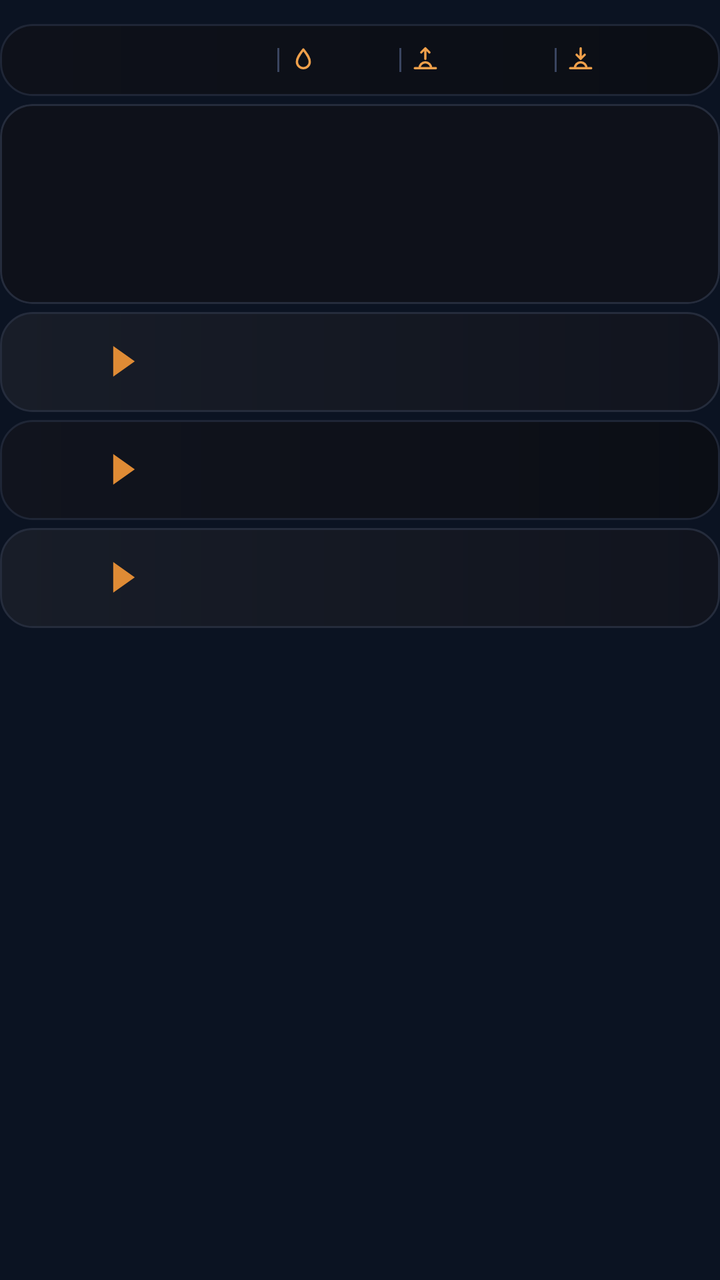
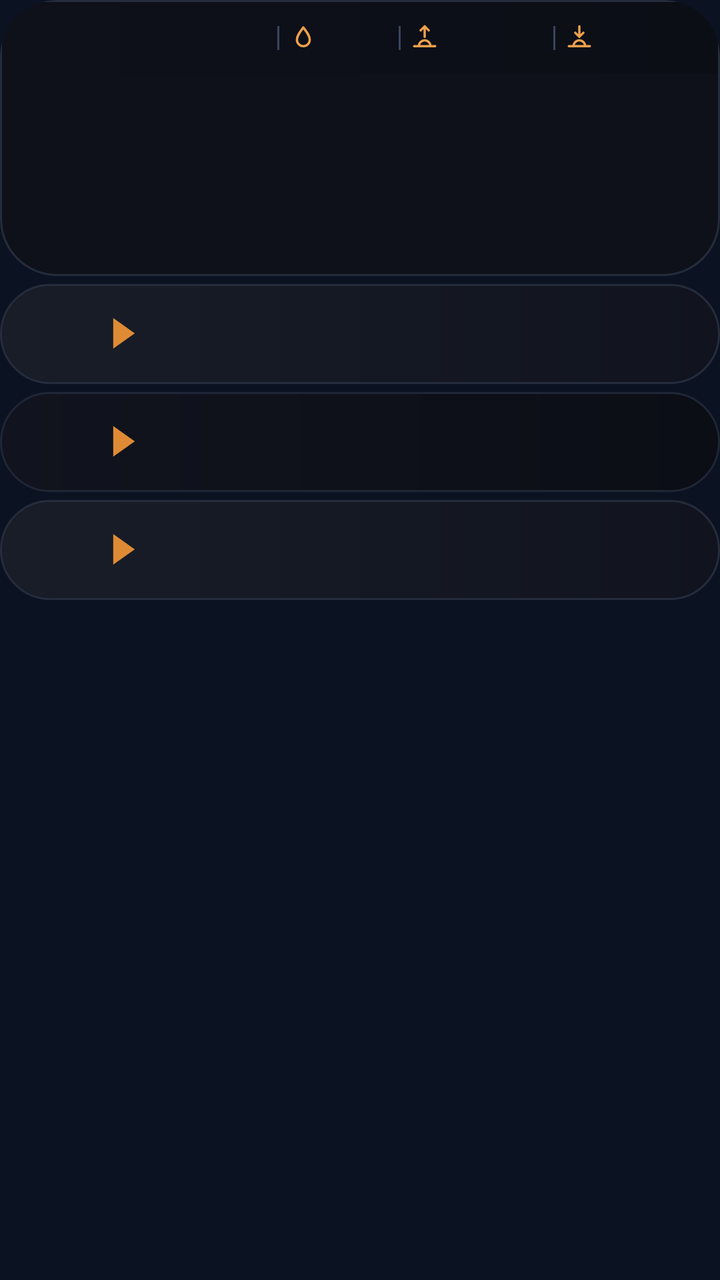

Before-and-after screenshots of an Android layout around one commit, followed by the original layout XML and the change that was made.
<!-- AndroidManifest.xml: application theme AppTheme -->
<!-- res/layout/widget_k3.xml -->
<?xml version="1.0" encoding="utf-8"?>
<FrameLayout xmlns:android="http://schemas.android.com/apk/res/android"
    android:id="@+id/root"
    android:layout_width="match_parent"
    android:layout_height="match_parent"
    android:paddingTop="12dp"
    android:paddingBottom="12dp">

    <LinearLayout
        android:layout_width="match_parent"
        android:layout_height="wrap_content"
        android:orientation="vertical">
        <LinearLayout
            android:layout_width="match_parent"
            android:layout_height="36dp"
            android:orientation="horizontal"
            android:gravity="center"
            android:background="@drawable/cur_header"
            android:paddingStart="10dp"
            android:paddingEnd="10dp">
            <ImageView
                android:id="@+id/hdr_feels"
                android:layout_width="0dp"
                android:layout_height="18dp"
                android:layout_weight="15"
                android:scaleType="fitCenter" />
            <ImageView
                android:id="@+id/sep0"
                android:layout_width="1dp"
                android:layout_height="12dp"
                android:src="@drawable/cur_sep"
                android:layout_marginStart="5dp"
                android:layout_marginEnd="5dp"
                android:scaleType="fitXY" />
            <ImageView
                android:id="@+id/ic0"
                android:layout_width="14dp"
                android:layout_height="14dp"
                android:src="@drawable/ic_drop"
                android:scaleType="fitCenter" />
            <ImageView
                android:id="@+id/hdr_hum"
                android:layout_width="0dp"
                android:layout_height="18dp"
                android:layout_weight="4"
                android:layout_marginStart="3dp"
                android:scaleType="fitStart" />
            <ImageView
                android:id="@+id/sep1"
                android:layout_width="1dp"
                android:layout_height="12dp"
                android:src="@drawable/cur_sep"
                android:layout_marginStart="5dp"
                android:layout_marginEnd="5dp"
                android:scaleType="fitXY" />
            <ImageView
                android:id="@+id/ic1"
                android:layout_width="14dp"
                android:layout_height="14dp"
                android:src="@drawable/ic_sunrise"
                android:scaleType="fitCenter" />
            <ImageView
                android:id="@+id/hdr_rise"
                android:layout_width="0dp"
                android:layout_height="18dp"
                android:layout_weight="6"
                android:layout_marginStart="3dp"
                android:scaleType="fitStart" />
            <ImageView
                android:id="@+id/sep2"
                android:layout_width="1dp"
                android:layout_height="12dp"
                android:src="@drawable/cur_sep"
                android:layout_marginStart="5dp"
                android:layout_marginEnd="5dp"
                android:scaleType="fitXY" />
            <ImageView
                android:id="@+id/ic2"
                android:layout_width="14dp"
                android:layout_height="14dp"
                android:src="@drawable/ic_sunset"
                android:scaleType="fitCenter" />
            <ImageView
                android:id="@+id/hdr_set"
                android:layout_width="0dp"
                android:layout_height="18dp"
                android:layout_weight="6"
                android:layout_marginStart="3dp"
                android:scaleType="fitStart" />
        </LinearLayout>
        <LinearLayout
            android:layout_width="match_parent"
            android:layout_height="100dp"
            android:orientation="horizontal"
            android:layout_marginTop="4dp"
            android:background="@drawable/cur_clocks"
            android:clipToOutline="true"
            android:padding="1dp">
            <FrameLayout
                android:layout_width="0dp"
                android:layout_height="match_parent"
                android:layout_weight="1">
                <ImageView
                    android:id="@+id/clk_bg_0"
                    android:layout_width="match_parent"
                    android:layout_height="match_parent"
                    android:scaleType="fitXY" />
                <LinearLayout
                    android:layout_width="match_parent"
                    android:layout_height="match_parent"
                    android:orientation="vertical"
                    android:gravity="center"
                    android:paddingStart="2dp"
                    android:paddingEnd="2dp">
                    <ImageView
                        android:id="@+id/clk_day_0"
                        android:layout_width="match_parent"
                        android:layout_height="16dp"
                        android:scaleType="fitCenter" />
                    <ImageView
                        android:id="@+id/clk_time_0"
                        android:layout_width="match_parent"
                        android:layout_height="30dp"
                        android:scaleType="fitCenter" />
                    <ImageView
                        android:id="@+id/clk_city_0"
                        android:layout_width="match_parent"
                        android:layout_height="17dp"
                        android:scaleType="fitCenter" />
                </LinearLayout>
            </FrameLayout>
            <FrameLayout
                android:layout_width="0dp"
                android:layout_height="match_parent"
                android:layout_weight="1">
                <ImageView
                    android:id="@+id/clk_bg_1"
                    android:layout_width="match_parent"
                    android:layout_height="match_parent"
                    android:scaleType="fitXY" />
                <LinearLayout
                    android:layout_width="match_parent"
                    android:layout_height="match_parent"
                    android:orientation="vertical"
                    android:gravity="center"
                    android:paddingStart="2dp"
                    android:paddingEnd="2dp">
                    <ImageView
                        android:id="@+id/clk_day_1"
                        android:layout_width="match_parent"
                        android:layout_height="16dp"
                        android:scaleType="fitCenter" />
                    <ImageView
                        android:id="@+id/clk_time_1"
                        android:layout_width="match_parent"
                        android:layout_height="30dp"
                        android:scaleType="fitCenter" />
                    <ImageView
                        android:id="@+id/clk_city_1"
                        android:layout_width="match_parent"
                        android:layout_height="17dp"
                        android:scaleType="fitCenter" />
                </LinearLayout>
            </FrameLayout>
            <FrameLayout
                android:layout_width="0dp"
                android:layout_height="match_parent"
                android:layout_weight="1">
                <ImageView
                    android:id="@+id/clk_bg_2"
                    android:layout_width="match_parent"
                    android:layout_height="match_parent"
                    android:scaleType="fitXY" />
                <LinearLayout
                    android:layout_width="match_parent"
                    android:layout_height="match_parent"
                    android:orientation="vertical"
                    android:gravity="center"
                    android:paddingStart="2dp"
                    android:paddingEnd="2dp">
                    <ImageView
                        android:id="@+id/clk_day_2"
                        android:layout_width="match_parent"
                        android:layout_height="16dp"
                        android:scaleType="fitCenter" />
                    <ImageView
                        android:id="@+id/clk_time_2"
                        android:layout_width="match_parent"
                        android:layout_height="30dp"
                        android:scaleType="fitCenter" />
                    <ImageView
                        android:id="@+id/clk_city_2"
                        android:layout_width="match_parent"
                        android:layout_height="17dp"
                        android:scaleType="fitCenter" />
                </LinearLayout>
            </FrameLayout>
            <FrameLayout
                android:layout_width="0dp"
                android:layout_height="match_parent"
                android:layout_weight="1">
                <ImageView
                    android:id="@+id/clk_bg_3"
                    android:layout_width="match_parent"
                    android:layout_height="match_parent"
                    android:scaleType="fitXY" />
                <LinearLayout
                    android:layout_width="match_parent"
                    android:layout_height="match_parent"
                    android:orientation="vertical"
                    android:gravity="center"
                    android:paddingStart="2dp"
                    android:paddingEnd="2dp">
                    <ImageView
                        android:id="@+id/clk_day_3"
                        android:layout_width="match_parent"
                        android:layout_height="16dp"
                        android:scaleType="fitCenter" />
                    <ImageView
                        android:id="@+id/clk_time_3"
                        android:layout_width="match_parent"
                        android:layout_height="30dp"
                        android:scaleType="fitCenter" />
                    <ImageView
                        android:id="@+id/clk_city_3"
                        android:layout_width="match_parent"
                        android:layout_height="17dp"
                        android:scaleType="fitCenter" />
                </LinearLayout>
            </FrameLayout>
        </LinearLayout>
        <LinearLayout
            android:layout_width="match_parent"
            android:layout_height="50dp"
            android:orientation="horizontal"
            android:gravity="center_vertical"
            android:layout_marginTop="4dp"
            android:background="@drawable/cur_row_light"
            android:paddingStart="10dp"
            android:paddingEnd="10dp">
            <LinearLayout
                android:layout_width="wrap_content"
                android:layout_height="wrap_content"
                android:orientation="horizontal"
                android:gravity="center_vertical">
                <ImageView
                    android:id="@+id/fl_a_0"
                    android:layout_width="32dp"
                    android:layout_height="27dp"
                    android:scaleType="fitCenter" />
                <ImageView
                    android:id="@+id/code_a_0"
                    android:layout_width="wrap_content"
                    android:layout_height="22dp"
                    android:adjustViewBounds="true"
                    android:layout_marginStart="6dp"
                    android:scaleType="fitStart" />
                <ImageView
                    android:id="@+id/arrow_0"
                    android:layout_width="12dp"
                    android:layout_height="16dp"
                    android:src="@drawable/cur_arrow"
                    android:layout_marginStart="8dp"
                    android:layout_marginEnd="10dp"
                    android:scaleType="fitCenter" />
                <ImageView
                    android:id="@+id/fl_b_0"
                    android:layout_width="32dp"
                    android:layout_height="27dp"
                    android:scaleType="fitCenter" />
                <ImageView
                    android:id="@+id/code_b_0"
                    android:layout_width="wrap_content"
                    android:layout_height="22dp"
                    android:adjustViewBounds="true"
                    android:layout_marginStart="6dp"
                    android:scaleType="fitStart" />
            </LinearLayout>
            <FrameLayout
                android:layout_width="0dp"
                android:layout_height="1dp"
                android:layout_weight="1" />
            <LinearLayout
                android:layout_width="108dp"
                android:layout_height="wrap_content"
                android:orientation="vertical"
                android:layout_marginStart="6dp">
                <LinearLayout
                    android:layout_width="match_parent"
                    android:layout_height="wrap_content"
                    android:orientation="horizontal"
                    android:gravity="center_vertical">
                    <ImageView
                        android:id="@+id/mkt_lbl_0"
                        android:layout_width="40dp"
                        android:layout_height="14dp"
                        android:scaleType="fitStart" />
                    <ImageView
                        android:id="@+id/mkt_val_0"
                        android:layout_width="0dp"
                        android:layout_height="20dp"
                        android:layout_weight="1"
                        android:scaleType="fitEnd" />
                </LinearLayout>
                <LinearLayout
                    android:layout_width="match_parent"
                    android:layout_height="wrap_content"
                    android:orientation="horizontal"
                    android:gravity="center_vertical"
                    android:layout_marginTop="2dp">
                    <ImageView
                        android:id="@+id/visa_logo_0"
                        android:layout_width="40dp"
                        android:layout_height="20dp"
                        android:scaleType="fitStart" />
                    <ImageView
                        android:id="@+id/visa_val_0"
                        android:layout_width="0dp"
                        android:layout_height="17dp"
                        android:layout_weight="1"
                        android:scaleType="fitEnd" />
                </LinearLayout>
            </LinearLayout>
        </LinearLayout>
        <LinearLayout
            android:layout_width="match_parent"
            android:layout_height="50dp"
            android:orientation="horizontal"
            android:gravity="center_vertical"
            android:layout_marginTop="4dp"
            android:background="@drawable/cur_row_dark"
            android:paddingStart="10dp"
            android:paddingEnd="10dp">
            <LinearLayout
                android:layout_width="wrap_content"
                android:layout_height="wrap_content"
                android:orientation="horizontal"
                android:gravity="center_vertical">
                <ImageView
                    android:id="@+id/fl_a_1"
                    android:layout_width="32dp"
                    android:layout_height="27dp"
                    android:scaleType="fitCenter" />
                <ImageView
                    android:id="@+id/code_a_1"
                    android:layout_width="wrap_content"
                    android:layout_height="22dp"
                    android:adjustViewBounds="true"
                    android:layout_marginStart="6dp"
                    android:scaleType="fitStart" />
                <ImageView
                    android:id="@+id/arrow_1"
                    android:layout_width="12dp"
                    android:layout_height="16dp"
                    android:src="@drawable/cur_arrow"
                    android:layout_marginStart="8dp"
                    android:layout_marginEnd="10dp"
                    android:scaleType="fitCenter" />
                <ImageView
                    android:id="@+id/fl_b_1"
                    android:layout_width="32dp"
                    android:layout_height="27dp"
                    android:scaleType="fitCenter" />
                <ImageView
                    android:id="@+id/code_b_1"
                    android:layout_width="wrap_content"
                    android:layout_height="22dp"
                    android:adjustViewBounds="true"
                    android:layout_marginStart="6dp"
                    android:scaleType="fitStart" />
            </LinearLayout>
            <FrameLayout
                android:layout_width="0dp"
                android:layout_height="1dp"
                android:layout_weight="1" />
            <LinearLayout
                android:layout_width="108dp"
                android:layout_height="wrap_content"
                android:orientation="vertical"
                android:layout_marginStart="6dp">
                <LinearLayout
                    android:layout_width="match_parent"
                    android:layout_height="wrap_content"
                    android:orientation="horizontal"
                    android:gravity="center_vertical">
                    <ImageView
                        android:id="@+id/mkt_lbl_1"
                        android:layout_width="40dp"
                        android:layout_height="14dp"
                        android:scaleType="fitStart" />
                    <ImageView
                        android:id="@+id/mkt_val_1"
                        android:layout_width="0dp"
                        android:layout_height="20dp"
                        android:layout_weight="1"
                        android:scaleType="fitEnd" />
                </LinearLayout>
                <LinearLayout
                    android:layout_width="match_parent"
                    android:layout_height="wrap_content"
                    android:orientation="horizontal"
                    android:gravity="center_vertical"
                    android:layout_marginTop="2dp">
                    <ImageView
                        android:id="@+id/visa_logo_1"
                        android:layout_width="40dp"
                        android:layout_height="20dp"
                        android:scaleType="fitStart" />
                    <ImageView
                        android:id="@+id/visa_val_1"
                        android:layout_width="0dp"
                        android:layout_height="17dp"
                        android:layout_weight="1"
                        android:scaleType="fitEnd" />
                </LinearLayout>
            </LinearLayout>
        </LinearLayout>
        <LinearLayout
            android:layout_width="match_parent"
            android:layout_height="50dp"
            android:orientation="horizontal"
            android:gravity="center_vertical"
            android:layout_marginTop="4dp"
            android:background="@drawable/cur_row_light"
            android:paddingStart="10dp"
            android:paddingEnd="10dp">
            <LinearLayout
                android:layout_width="wrap_content"
                android:layout_height="wrap_content"
                android:orientation="horizontal"
                android:gravity="center_vertical">
                <ImageView
                    android:id="@+id/fl_a_2"
                    android:layout_width="32dp"
                    android:layout_height="27dp"
                    android:scaleType="fitCenter" />
                <ImageView
                    android:id="@+id/code_a_2"
                    android:layout_width="wrap_content"
                    android:layout_height="22dp"
                    android:adjustViewBounds="true"
                    android:layout_marginStart="6dp"
                    android:scaleType="fitStart" />
                <ImageView
                    android:id="@+id/arrow_2"
                    android:layout_width="12dp"
                    android:layout_height="16dp"
                    android:src="@drawable/cur_arrow"
                    android:layout_marginStart="8dp"
                    android:layout_marginEnd="10dp"
                    android:scaleType="fitCenter" />
                <ImageView
                    android:id="@+id/fl_b_2"
                    android:layout_width="32dp"
                    android:layout_height="27dp"
                    android:scaleType="fitCenter" />
                <ImageView
                    android:id="@+id/code_b_2"
                    android:layout_width="wrap_content"
                    android:layout_height="22dp"
                    android:adjustViewBounds="true"
                    android:layout_marginStart="6dp"
                    android:scaleType="fitStart" />
            </LinearLayout>
            <FrameLayout
                android:layout_width="0dp"
                android:layout_height="1dp"
                android:layout_weight="1" />
            <LinearLayout
                android:layout_width="108dp"
                android:layout_height="wrap_content"
                android:orientation="vertical"
                android:layout_marginStart="6dp">
                <LinearLayout
                    android:layout_width="match_parent"
                    android:layout_height="wrap_content"
                    android:orientation="horizontal"
                    android:gravity="center_vertical">
                    <ImageView
                        android:id="@+id/mkt_lbl_2"
                        android:layout_width="40dp"
                        android:layout_height="14dp"
                        android:scaleType="fitStart" />
                    <ImageView
                        android:id="@+id/mkt_val_2"
                        android:layout_width="0dp"
                        android:layout_height="20dp"
                        android:layout_weight="1"
                        android:scaleType="fitEnd" />
                </LinearLayout>
                <LinearLayout
                    android:layout_width="match_parent"
                    android:layout_height="wrap_content"
                    android:orientation="horizontal"
                    android:gravity="center_vertical"
                    android:layout_marginTop="2dp">
                    <ImageView
                        android:id="@+id/visa_logo_2"
                        android:layout_width="40dp"
                        android:layout_height="20dp"
                        android:scaleType="fitStart" />
                    <ImageView
                        android:id="@+id/visa_val_2"
                        android:layout_width="0dp"
                        android:layout_height="17dp"
                        android:layout_weight="1"
                        android:scaleType="fitEnd" />
                </LinearLayout>
            </LinearLayout>
        </LinearLayout>
    </LinearLayout>
</FrameLayout>
<!-- resources referenced by this layout -->
<resources>
  <!-- drawable cur_arrow (drawable) -->
  <?xml version="1.0" encoding="utf-8"?>
  <vector xmlns:android="http://schemas.android.com/apk/res/android" android:width="20dp" android:height="26dp" android:viewportWidth="20" android:viewportHeight="26">
      <path android:fillColor="#FFDF8B35" android:pathData="M1,0L1,26L19,13Z" />
  </vector>
  <!-- drawable cur_clocks (drawable) -->
  <?xml version="1.0" encoding="utf-8"?>
  <shape xmlns:android="http://schemas.android.com/apk/res/android" android:shape="rectangle">
      <gradient android:angle="0" android:startColor="#FF0E111A" android:endColor="#FF0E111A" />
      <stroke android:width="1dp" android:color="#FF252C3C" />
      <corners android:radius="@dimen/widget_radius" />
  </shape>
  <!-- drawable cur_header (drawable) -->
  <?xml version="1.0" encoding="utf-8"?>
  <shape xmlns:android="http://schemas.android.com/apk/res/android" android:shape="rectangle">
      <gradient android:angle="0" android:startColor="#FF0E111A" android:endColor="#FF0B0E15" />
      <stroke android:width="1dp" android:color="#FF1F2636" />
      <corners android:radius="@dimen/widget_radius" />
  </shape>
  <!-- drawable cur_row_dark (drawable) -->
  <?xml version="1.0" encoding="utf-8"?>
  <shape xmlns:android="http://schemas.android.com/apk/res/android" android:shape="rectangle">
      <gradient android:angle="0" android:startColor="#FF11141E" android:endColor="#FF0B0E15" />
      <stroke android:width="1dp" android:color="#FF1F2636" />
      <corners android:radius="@dimen/widget_radius" />
  </shape>
  <!-- drawable cur_row_light (drawable) -->
  <?xml version="1.0" encoding="utf-8"?>
  <shape xmlns:android="http://schemas.android.com/apk/res/android" android:shape="rectangle">
      <gradient android:angle="0" android:startColor="#FF181D28" android:endColor="#FF11141E" />
      <stroke android:width="1dp" android:color="#FF252C3C" />
      <corners android:radius="@dimen/widget_radius" />
  </shape>
  <!-- drawable cur_sep (drawable) -->
  <?xml version="1.0" encoding="utf-8"?>
  <shape xmlns:android="http://schemas.android.com/apk/res/android" android:shape="rectangle"><solid android:color="#FF3A4560" /></shape>
  <!-- drawable ic_drop (drawable) -->
  <?xml version="1.0" encoding="utf-8"?>
  <vector xmlns:android="http://schemas.android.com/apk/res/android" android:width="24dp" android:height="24dp" android:viewportWidth="24" android:viewportHeight="24">
      <path android:strokeColor="#FFF0A04B" android:strokeWidth="2" android:strokeLineJoin="round" android:fillColor="#00000000"
          android:pathData="M12,3C15,7 17.5,10 17.5,13.5A5.5,5.5 0,0 1,6.5 13.5C6.5,10 9,7 12,3Z" />
  </vector>
  <!-- drawable ic_sunset (drawable) -->
  <?xml version="1.0" encoding="utf-8"?>
  <vector xmlns:android="http://schemas.android.com/apk/res/android" android:width="24dp" android:height="24dp" android:viewportWidth="24" android:viewportHeight="24">
      <path android:strokeColor="#FFF0A04B" android:strokeWidth="2" android:strokeLineCap="round" android:strokeLineJoin="round" android:fillColor="#00000000"
          android:pathData="M3,19L21,19M7,19A5,5 0,0 1,17 19M12,2L12,11M8.5,7.5L12,11L15.5,7.5" />
  </vector>
  <style name="AppTheme" parent="@android:style/Theme.DeviceDefault.NoActionBar">
          <item name="android:colorAccent">#DF8B35</item>
          <item name="android:colorControlActivated">#DF8B35</item>
          <item name="android:windowBackground">#0B1322</item>
          <item name="android:statusBarColor">#0E111A</item>
          <item name="android:navigationBarColor">#0B1322</item>
          <item name="android:textColorHint">#718096</item>
      </style>
  <dimen name="widget_radius">16dp</dimen>
  <!-- unchanged entries left out for length: 1 -->
</resources>

<!-- the commit's change to res/layout/widget_k3.xml (unified diff, before → after) -->
@@ -3,8 +3,7 @@
     android:id="@+id/root"
     android:layout_width="match_parent"
     android:layout_height="match_parent"
-    android:paddingTop="12dp"
-    android:paddingBottom="12dp">
+    android:padding="0dp">
 
     <LinearLayout
         android:layout_width="match_parent"
@@ -12,10 +11,17 @@
         android:orientation="vertical">
         <LinearLayout
             android:layout_width="match_parent"
+            android:layout_height="wrap_content"
+            android:background="@drawable/cur_clocks"
+            android:clipToOutline="true"
+            android:orientation="vertical"
+            android:padding="1dp">
+        <LinearLayout
+            android:layout_width="match_parent"
             android:layout_height="36dp"
             android:orientation="horizontal"
             android:gravity="center"
-            android:background="@drawable/cur_header"
+            android:background="@drawable/cur_header_flat"
             android:paddingStart="10dp"
             android:paddingEnd="10dp">
             <ImageView
@@ -92,10 +98,7 @@
             android:layout_width="match_parent"
             android:layout_height="100dp"
             android:orientation="horizontal"
-            android:layout_marginTop="4dp"
-            android:background="@drawable/cur_clocks"
-            android:clipToOutline="true"
-            android:padding="1dp">
+            android:padding="0dp">
             <FrameLayout
                 android:layout_width="0dp"
                 android:layout_height="match_parent"
@@ -228,6 +231,7 @@
                         android:scaleType="fitCenter" />
                 </LinearLayout>
             </FrameLayout>
+        </LinearLayout>
         </LinearLayout>
         <LinearLayout
             android:layout_width="match_parent"
<!-- resource entries referenced after the edit -->
@@ -12,12 +12,10 @@
       <stroke android:width="1dp" android:color="#FF252C3C" />
       <corners android:radius="@dimen/widget_radius" />
   </shape>
-  <!-- drawable cur_header (drawable) -->
+  <!-- drawable cur_header_flat (drawable) -->
   <?xml version="1.0" encoding="utf-8"?>
   <shape xmlns:android="http://schemas.android.com/apk/res/android" android:shape="rectangle">
       <gradient android:angle="0" android:startColor="#FF0E111A" android:endColor="#FF0B0E15" />
-      <stroke android:width="1dp" android:color="#FF1F2636" />
-      <corners android:radius="@dimen/widget_radius" />
   </shape>
   <!-- drawable cur_row_dark (drawable) -->
   <?xml version="1.0" encoding="utf-8"?>
@@ -56,7 +54,7 @@
           <item name="android:navigationBarColor">#0B1322</item>
           <item name="android:textColorHint">#718096</item>
       </style>
-  <dimen name="widget_radius">16dp</dimen>
+  <dimen name="widget_radius">24dp</dimen>
   <!-- unchanged entries left out for length: 1 -->
 </resources>
 
